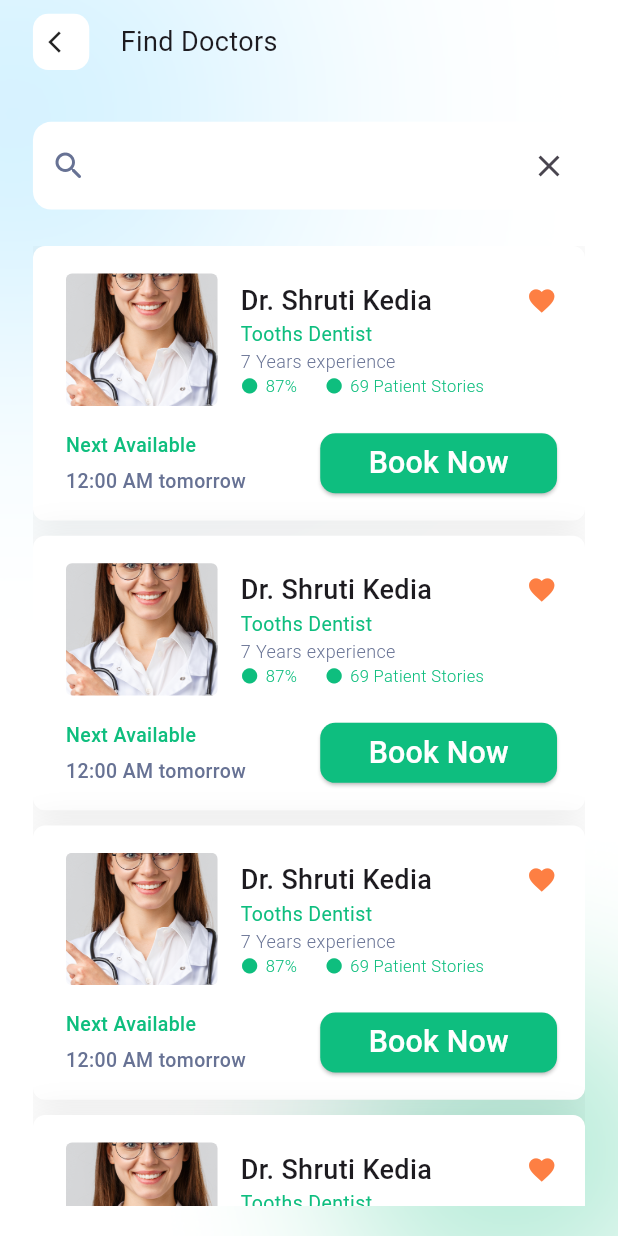
After one commit to zeyad-elaraby/doctor_hunt, a Flutter app: the FindDoctorsView screen opened by its route, on a phone screen of 412 x 824 dp. The commit adds this screen. Run offline on Flutter 3.47's test engine with Material 3 defaults, Android fonts, the phone set to English and light mode, and no system bars; our stand-ins replace cached_network_image, flutter_bloc, flutter_screenutil, flutter_svg, fluttertoast, shimmer and 1 more.

Commit message:
feat: add find doctors view

```diff
--- a/lib/core/helper/route_manager.dart/route_generator.dart
+++ b/lib/core/helper/route_manager.dart/route_generator.dart
@@ -2,6 +2,7 @@ import 'package:doctor_hunt/core/helper/route_manager.dart/routes.dart';
 import 'package:doctor_hunt/features/authentication/presentation/views/login_view.dart'
     show LoginView;
 import 'package:doctor_hunt/features/authentication/presentation/views/sign_up_view.dart';
+import 'package:doctor_hunt/features/find_doctors/presentation/views/find_doctors_view.dart';
 import 'package:doctor_hunt/features/home/presentation/views/bottom_nav_view.dart';
 import 'package:doctor_hunt/features/home/presentation/views/home_view.dart';
 import 'package:doctor_hunt/features/live/presentation/views/live_view.dart';
@@ -29,6 +30,10 @@ Route<dynamic> onGenerateRoutes(RouteSettings settings) {
       return MaterialPageRoute(
         builder: (context) => BottomNavView(currentIndex: 0),
       );
+    case AppRoutes.findDoctorsView:
+      return MaterialPageRoute(
+        builder: (context) => FindDoctorsView(),
+      );
 
     default:
       return MaterialPageRoute(
--- a/lib/core/helper/route_manager.dart/routes.dart
+++ b/lib/core/helper/route_manager.dart/routes.dart
@@ -7,4 +7,5 @@ class AppRoutes {
   static const String signUpView = "signUpView";
   static const String bottomNavView = "bottomNavView";
   static const String liveView = "liveView";
+  static const String findDoctorsView = "findDoctorsView";
 }
--- a/lib/core/utils/app_strings.dart
+++ b/lib/core/utils/app_strings.dart
@@ -31,4 +31,6 @@ class AppStrings {
   static const String seeAll = "See all";
   static const String featureDoctor = "Feature Doctor";
   static const String addComment = "Add a Comment......";
+  static const String nextAvailable = "Next Available";
+  static const String bookNow = "Book Now";
 }
--- a/lib/core/utils/app_text_styles.dart
+++ b/lib/core/utils/app_text_styles.dart
@@ -4,6 +4,11 @@ abstract class AppTextStyles {
   // FontSize 12
   static const TextStyle light9 = TextStyle(
     fontSize: 9,
+    fontWeight: FontWeight.w300,
+  );
+  // FontSize 12
+  static const TextStyle light11 = TextStyle(
+    fontSize: 11,
     fontWeight: FontWeight.w300,
   );
   // FontSize 12
@@ -32,6 +37,10 @@ abstract class AppTextStyles {
     fontSize: 12,
     fontWeight: FontWeight.w400,
   );
+  static const TextStyle regular13 = TextStyle(
+    fontSize: 13,
+    fontWeight: FontWeight.w400,
+  );
 
   // FontSize 14
   static const TextStyle regular14 = TextStyle(
@@ -42,6 +51,10 @@ abstract class AppTextStyles {
   // FontSize 16
   static const TextStyle regular16 = TextStyle(
     fontSize: 16,
+    fontWeight: FontWeight.w400,
+  );
+  static const TextStyle regular18 = TextStyle(
+    fontSize: 18,
     fontWeight: FontWeight.w400,
   );
 
@@ -58,6 +71,10 @@ abstract class AppTextStyles {
   // FontSize 18
   static const TextStyle medium12 = TextStyle(
     fontSize: 12,
+    fontWeight: FontWeight.w500,
+  );
+  static const TextStyle medium13 = TextStyle(
+    fontSize: 13,
     fontWeight: FontWeight.w500,
   );
   static const TextStyle medium18 = TextStyle(
--- /dev/null
+++ b/lib/features/find_doctors/presentation/views/find_doctors_view.dart
@@ -0,0 +1,73 @@
+import 'package:doctor_hunt/core/components/custom_back_button.dart';
+import 'package:doctor_hunt/core/components/custom_button.dart';
+import 'package:doctor_hunt/core/components/custom_text_form_field.dart';
+import 'package:doctor_hunt/core/utils/app_colors.dart';
+import 'package:doctor_hunt/core/utils/app_images.dart';
+import 'package:doctor_hunt/core/utils/app_strings.dart';
+import 'package:doctor_hunt/core/utils/app_text_styles.dart';
+import 'package:doctor_hunt/features/find_doctors/presentation/widgets/find_doctors_card.dart';
+import 'package:flutter/material.dart';
+import 'package:flutter_screenutil/flutter_screenutil.dart';
+
+class FindDoctorsView extends StatelessWidget {
+  const FindDoctorsView({super.key});
+
+  @override
+  Widget build(BuildContext context) {
+    return Scaffold(
+      body: SafeArea(
+        child: Container(
+          decoration: BoxDecoration(
+            image: DecorationImage(
+              fit: BoxFit.fill,
+              image: AssetImage(Assets.imagesMainBackGround),
+            ),
+          ),
+          child: Padding(
+            padding: EdgeInsetsDirectional.only(
+              top: 9.h,
+              start: 20.w,
+              end: 20.w,
+              bottom: 20.h,
+            ),
+            child: Column(
+              children: [
+                Row(
+                  children: [
+                    CustomBackButton(),
+                    SizedBox(width: 19.w),
+                    Text("Find Doctors", style: AppTextStyles.regular18),
+                  ],
+                ),
+                SizedBox(height: 34.h),
+                CustomTextField(
+                  borderColor: AppColors.transparentColor,
+                  prefixIcon: IconButton(
+                    onPressed: () {},
+                    icon: Icon(
+                      Icons.search_rounded,
+                      color: AppColors.color677294,
+                    ),
+                  ),
+                  suffixIcon: IconButton(
+                    onPressed: () {},
+                    icon: Icon(Icons.clear),
+                  ),
+                ),
+                SizedBox(height: 24.h),
+                Expanded(
+                  child: ListView.separated(
+                    itemBuilder: (context, index) => FindDoctorsCard(),
+                    separatorBuilder: (context, index) =>
+                        SizedBox(height: 10.h),
+                    itemCount: 10,
+                  ),
+                ),
+              ],
+            ),
+          ),
+        ),
+      ),
+    );
+  }
+}
--- /dev/null
+++ b/lib/features/find_doctors/presentation/widgets/find_doctors_card.dart
@@ -0,0 +1,166 @@
+import 'package:doctor_hunt/core/components/custom_button.dart';
+import 'package:doctor_hunt/core/utils/app_colors.dart';
+import 'package:doctor_hunt/core/utils/app_images.dart';
+import 'package:doctor_hunt/core/utils/app_strings.dart';
+import 'package:doctor_hunt/core/utils/app_text_styles.dart';
+import 'package:flutter/material.dart';
+import 'package:flutter_screenutil/flutter_screenutil.dart';
+
+class FindDoctorsCard extends StatefulWidget {
+  const FindDoctorsCard({super.key});
+
+  @override
+  State<FindDoctorsCard> createState() => _FindDoctorsCardState();
+}
+
+bool isFavorite = false;
+
+class _FindDoctorsCardState extends State<FindDoctorsCard> {
+  @override
+  Widget build(BuildContext context) {
+    return Container(
+      padding: EdgeInsetsDirectional.only(
+        top: 18.h,
+        bottom: 14.h,
+        start: 20.w,
+        end: 17.w,
+      ),
+      decoration: ShapeDecoration(
+        color: Colors.white,
+        shape: RoundedRectangleBorder(borderRadius: BorderRadius.circular(8)),
+        shadows: [
+          BoxShadow(
+            color: Color(0x14000000),
+            blurRadius: 20,
+            offset: Offset(0, 0),
+            spreadRadius: 0,
+          ),
+        ],
+      ),
+      child: Column(
+        children: [
+          Row(
+            children: [
+              ClipRRect(
+                borderRadius: BorderRadius.circular(4.r),
+                child: Image.asset(
+                  Assets.imagesLiveDeoctor2,
+                  width: 92.w,
+                  height: 87.h,
+                  fit: BoxFit.cover,
+                ),
+              ),
+              SizedBox(width: 14.w),
+              Expanded(
+                child: Column(
+                  crossAxisAlignment: CrossAxisAlignment.start,
+                  children: [
+                    Row(
+                      mainAxisAlignment: MainAxisAlignment.spaceBetween,
+                      children: [
+                        Text("Dr. Shruti Kedia", style: AppTextStyles.medium18),
+                        InkWell(
+                          onTap: () {
+                            setState(() {
+                              isFavorite = !isFavorite;
+                            });
+                          },
+                          child: isFavorite
+                              ? Icon(Icons.favorite_border, size: 20.r)
+                              : Icon(
+                                  Icons.favorite,
+                                  color: AppColors.colorFD7F43,
+                                  size: 20.r,
+                                ),
+                        ),
+                      ],
+                    ),
+                    Text(
+                      "Tooths Dentist",
+                      style: AppTextStyles.regular13.copyWith(
+                        color: AppColors.primaryColor,
+                      ),
+                    ),
+                    Text(
+                      "7 Years experience",
+                      style: AppTextStyles.light12.copyWith(
+                        color: AppColors.color677294,
+                      ),
+                    ),
+                    Row(
+                      children: [
+                        Row(
+                          children: [
+                            Icon(
+                              Icons.circle,
+                              size: 12.r,
+                              color: AppColors.color0EBE7E,
+                            ),
+                            SizedBox(width: 4.w),
+                            Text(
+                              "87%",
+                              style: AppTextStyles.light11.copyWith(
+                                color: AppColors.color0EBE7E,
+                              ),
+                            ),
+                          ],
+                        ),
+                        SizedBox(width: 17.w),
+                        Row(
+                          children: [
+                            Icon(
+                              Icons.circle,
+                              size: 12.r,
+                              color: AppColors.color0EBE7E,
+                            ),
+                            SizedBox(width: 4.w),
+                            Text(
+                              "69 Patient Stories",
+                              style: AppTextStyles.light11.copyWith(
+                                color: AppColors.color0EBE7E,
+                              ),
+                            ),
+                          ],
+                        ),
+                      ],
+                    ),
+                  ],
+                ),
+              ),
+            ],
+          ),
+          SizedBox(height: 14.h),
+          Row(
+            mainAxisAlignment: MainAxisAlignment.spaceBetween,
+            children: [
+              Column(
+                crossAxisAlignment: CrossAxisAlignment.start,
+                children: [
+                  Text(
+                    AppStrings.nextAvailable,
+                    style: AppTextStyles.medium13.copyWith(
+                      color: AppColors.color0EBE7E,
+                    ),
+                  ),
+                  SizedBox(height: 5.h),
+                  Text(
+                    "12:00 AM tomorrow",
+                    style: AppTextStyles.medium13.copyWith(
+                      color: AppColors.color677294,
+                    ),
+                  ),
+                ],
+              ),
+              CustomElevatedButton(
+                width: 100.w,
+                height: 34.h,
+                onPressed: () {},
+                title: AppStrings.bookNow,
+              ),
+            ],
+          ),
+        ],
+      ),
+    );
+  }
+}
--- a/lib/features/home/presentation/views/home_view.dart
+++ b/lib/features/home/presentation/views/home_view.dart
@@ -1,6 +1,7 @@
 import 'package:doctor_hunt/core/components/custom_button.dart';
 import 'package:doctor_hunt/core/components/custom_text_form_field.dart';
 import 'package:doctor_hunt/core/components/star_rating.dart';
+import 'package:doctor_hunt/core/helper/route_manager.dart/routes.dart';
 import 'package:doctor_hunt/core/utils/app_colors.dart';
 import 'package:doctor_hunt/core/utils/app_images.dart';
 import 'package:doctor_hunt/core/utils/app_strings.dart';
@@ -139,7 +140,10 @@ class HomeView extends StatelessWidget {
                           shrinkWrap: true,
                           scrollDirection: Axis.horizontal,
                           itemBuilder: (context, index) =>
-                              CategoryCard(categoryModel: categories[index]),
+                              CategoryCard(categoryModel: categories[index]
+                              ,
+                              onTap: () => Navigator.pushNamed(context, AppRoutes.findDoctorsView),
+                              ),
                           separatorBuilder: (context, index) =>
                               SizedBox(width: 12.w),
                           itemCount: categories.length,
--- a/lib/features/home/presentation/widgets/category_card.dart
+++ b/lib/features/home/presentation/widgets/category_card.dart
@@ -5,11 +5,14 @@ import 'package:flutter_screenutil/flutter_screenutil.dart';
 import 'package:flutter_svg/svg.dart';
 
 class CategoryCard extends StatelessWidget {
-  const CategoryCard({super.key, required this.categoryModel});
+  const CategoryCard({super.key, required this.categoryModel, this.onTap});
   final CategoryModel categoryModel;
+  final VoidCallback? onTap;
   @override
   Widget build(BuildContext context) {
-    return SizedBox(
+    return InkWell(
+      onTap: onTap,
+      child: SizedBox(
         width: 80.w,
         height: 90.h,
         child: Stack(
@@ -63,6 +66,7 @@ class CategoryCard extends StatelessWidget {
             ),
           ],
         ),
+      ),
     );
   }
 }
```
Lines whose indentation alone changed are shown as unchanged.
